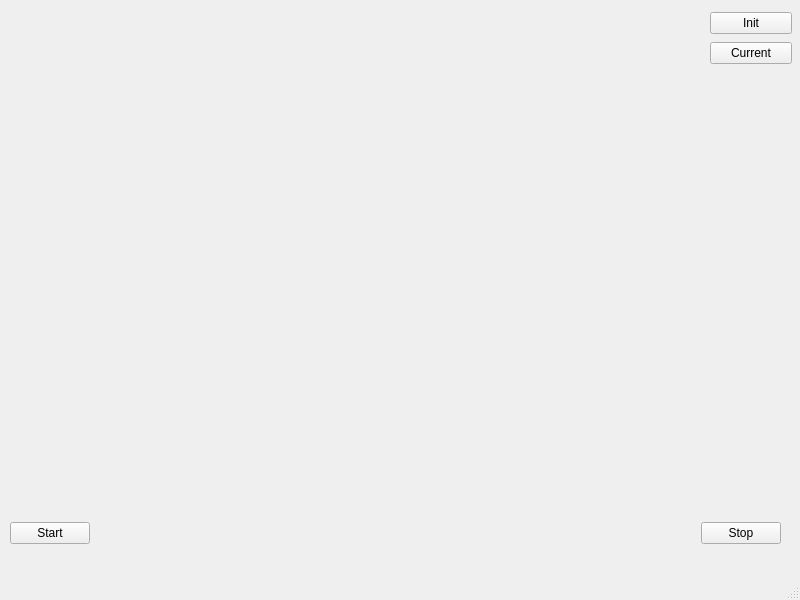
Old version of the form mainwindow.ui in the repository sorydi3/Client_qtProject.
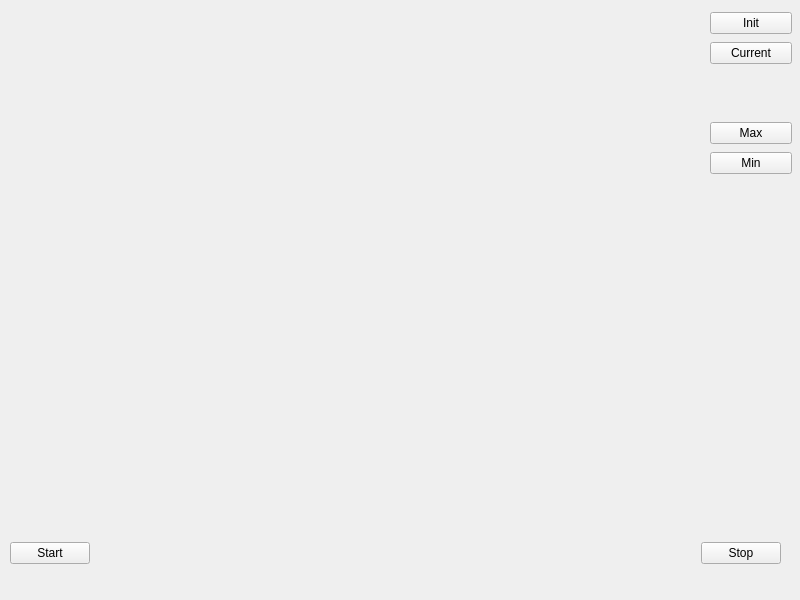
New version of the form. Custom widgets are drawn as their Qt base class.

What changed in the file:
```diff
--- a/mainwindow.ui
+++ b/mainwindow.ui
@@ -14,21 +14,56 @@
    <string>MainWindow</string>
   </property>
   <widget class="QWidget" name="centralwidget">
-   <widget class="Graph" name="widget" native="true">
+   <widget class="QWidget" name="mainWidget" native="true">
     <property name="geometry">
      <rect>
-      <x>140</x>
-      <y>90</y>
-      <width>631</width>
-      <height>371</height>
+      <x>0</x>
+      <y>-20</y>
+      <width>801</width>
+      <height>571</height>
      </rect>
     </property>
+    <property name="minimumSize">
+     <size>
+      <width>0</width>
+      <height>0</height>
+     </size>
+    </property>
+    <property name="styleSheet">
+     <string notr="true">bg-color: rgb(217, 255, 206)</string>
+    </property>
+    <widget class="QWidget" name="layoutWidget_2">
+     <property name="geometry">
+      <rect>
+       <x>710</x>
+       <y>140</y>
+       <width>82</width>
+       <height>56</height>
+      </rect>
+     </property>
+     <layout class="QVBoxLayout" name="verticalLayout_2">
+      <item>
+       <widget class="QPushButton" name="max">
+        <property name="text">
+         <string>Max</string>
+        </property>
+       </widget>
+      </item>
+      <item>
+       <widget class="QPushButton" name="min">
+        <property name="text">
+         <string>Min</string>
+        </property>
+       </widget>
+      </item>
+     </layout>
+    </widget>
    </widget>
-   <widget class="QWidget" name="">
+   <widget class="QWidget" name="layoutWidget">
     <property name="geometry">
      <rect>
       <x>10</x>
-      <y>520</y>
+      <y>540</y>
       <width>771</width>
       <height>26</height>
      </rect>
@@ -63,7 +98,7 @@
      </item>
     </layout>
    </widget>
-   <widget class="QWidget" name="">
+   <widget class="QWidget" name="layoutWidget">
     <property name="geometry">
      <rect>
       <x>710</x>
@@ -100,16 +135,7 @@
     </rect>
    </property>
   </widget>
-  <widget class="QStatusBar" name="statusbar"/>
  </widget>
- <customwidgets>
-  <customwidget>
-   <class>Graph</class>
-   <extends>QWidget</extends>
-   <header location="global">graph.h</header>
-   <container>1</container>
-  </customwidget>
- </customwidgets>
  <resources/>
  <connections/>
 </ui>
```
